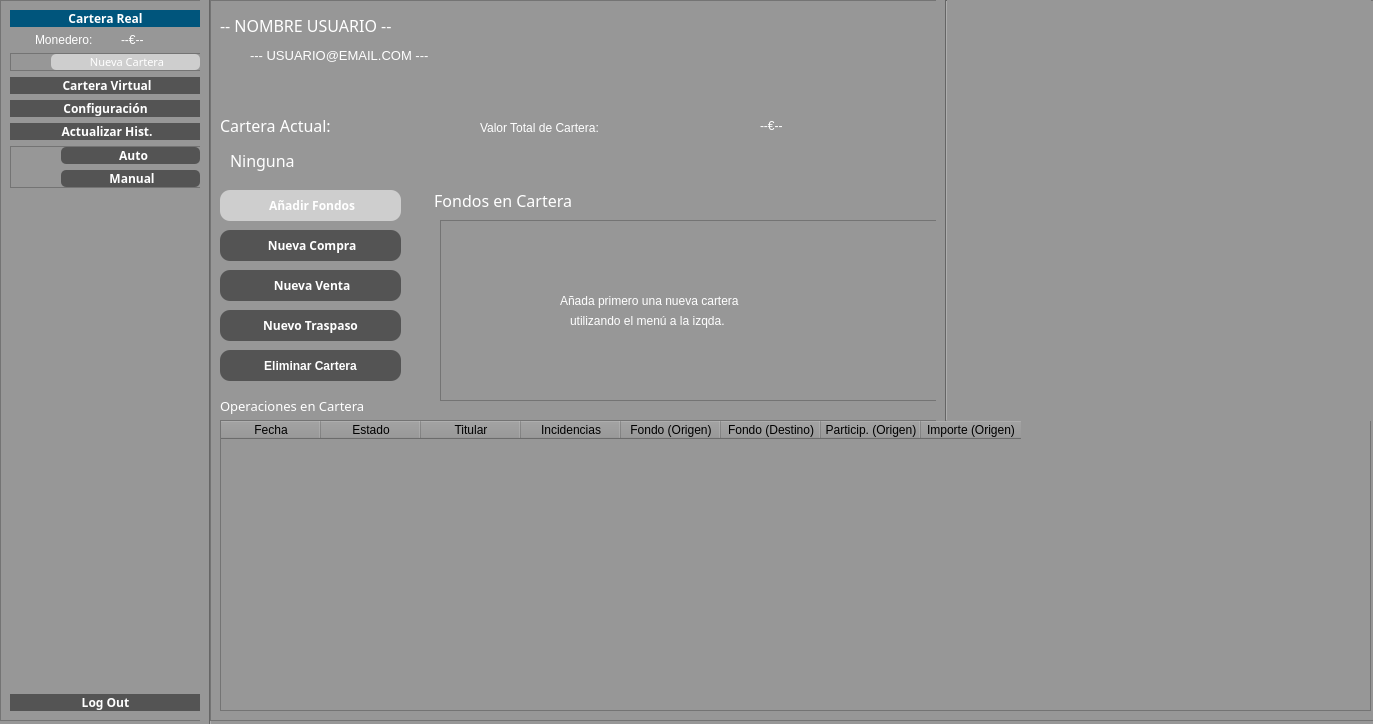
This is src/GUI/PrincipalUsuario.ui in jesusramondovale/IngenicaSTS as Qt 5 draws it before an edit. The edited form follows.
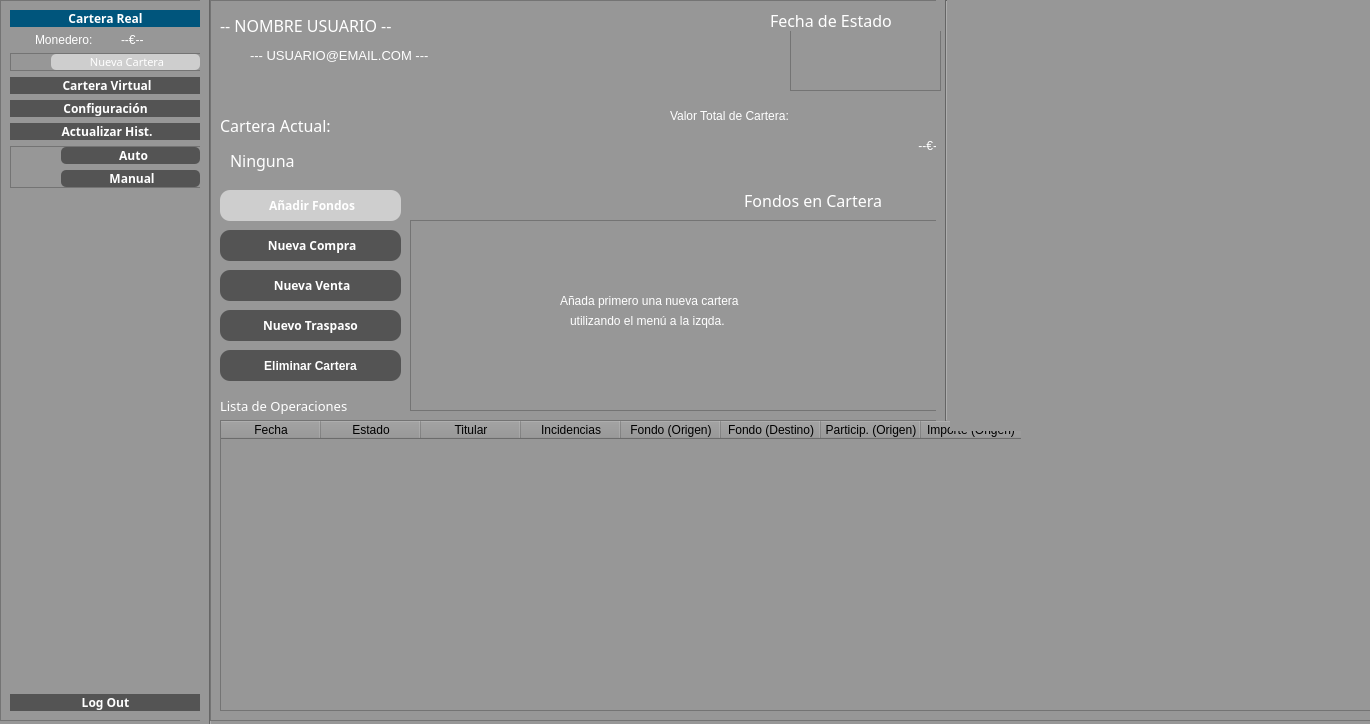
This is the edited form. Icons and pictures are not drawn.

Commit message: Añadido: Selección de Estado por Fecha

What changed in the file:
```diff
--- a/src/GUI/PrincipalUsuario.ui
+++ b/src/GUI/PrincipalUsuario.ui
@@ -6,7 +6,7 @@
    <rect>
     <x>0</x>
     <y>0</y>
-    <width>1373</width>
+    <width>1370</width>
     <height>724</height>
    </rect>
   </property>
@@ -1059,9 +1059,9 @@
     <widget class="QLabel" name="label_4">
      <property name="geometry">
       <rect>
-       <x>220</x>
+       <x>530</x>
        <y>190</y>
-       <width>201</width>
+       <width>191</width>
        <height>21</height>
       </rect>
      </property>
@@ -1085,7 +1085,7 @@
       <rect>
        <x>10</x>
        <y>390</y>
-       <width>201</width>
+       <width>181</width>
        <height>31</height>
       </rect>
      </property>
@@ -1102,7 +1102,7 @@
       <string notr="true">font: 25 10pt &quot;Yu Gothic UI Light&quot;;</string>
      </property>
      <property name="text">
-      <string>Operaciones en Cartera</string>
+      <string>Lista de Operaciones</string>
      </property>
     </widget>
     <widget class="QTableWidget" name="tableOperaciones">
@@ -1246,8 +1246,8 @@
       <rect>
        <x>740</x>
        <y>0</y>
-       <width>421</width>
-       <height>421</height>
+       <width>490</width>
+       <height>431</height>
       </rect>
      </property>
      <layout class="QHBoxLayout" name="layoutPieChart"/>
@@ -1274,10 +1274,10 @@
     <widget class="QListWidget" name="listFondosCartera">
      <property name="geometry">
       <rect>
-       <x>230</x>
+       <x>200</x>
        <y>220</y>
-       <width>501</width>
-       <height>181</height>
+       <width>531</width>
+       <height>191</height>
       </rect>
      </property>
     </widget>
@@ -1341,8 +1341,8 @@
     <widget class="QLabel" name="label_7">
      <property name="geometry">
       <rect>
-       <x>270</x>
-       <y>112</y>
+       <x>460</x>
+       <y>100</y>
        <width>261</width>
        <height>31</height>
       </rect>
@@ -1357,9 +1357,9 @@
     <widget class="QLabel" name="labelValorTotal">
      <property name="geometry">
       <rect>
-       <x>550</x>
-       <y>110</y>
-       <width>111</width>
+       <x>570</x>
+       <y>130</y>
+       <width>161</width>
        <height>31</height>
       </rect>
      </property>
@@ -1369,6 +1369,9 @@
      <property name="text">
       <string>--€--</string>
      </property>
+     <property name="alignment">
+      <set>Qt::AlignRight|Qt::AlignTrailing|Qt::AlignVCenter</set>
+     </property>
     </widget>
     <widget class="Line" name="line_4">
      <property name="geometry">
@@ -1383,6 +1386,53 @@
       <enum>Qt::Vertical</enum>
      </property>
     </widget>
+    <widget class="QFrame" name="frameFecha">
+     <property name="geometry">
+      <rect>
+       <x>580</x>
+       <y>20</y>
+       <width>151</width>
+       <height>71</height>
+      </rect>
+     </property>
+     <property name="font">
+      <font>
+       <family>Yu Gothic UI Light</family>
+       <weight>75</weight>
+       <bold>true</bold>
+      </font>
+     </property>
+     <property name="frameShape">
+      <enum>QFrame::StyledPanel</enum>
+     </property>
+     <property name="frameShadow">
+      <enum>QFrame::Raised</enum>
+     </property>
+    </widget>
+    <widget class="QLabel" name="label_8">
+     <property name="geometry">
+      <rect>
+       <x>560</x>
+       <y>10</y>
+       <width>171</width>
+       <height>21</height>
+      </rect>
+     </property>
+     <property name="font">
+      <font>
+       <family>Yu Gothic UI Light</family>
+       <pointsize>12</pointsize>
+       <weight>50</weight>
+       <bold>false</bold>
+      </font>
+     </property>
+     <property name="styleSheet">
+      <string notr="true"/>
+     </property>
+     <property name="text">
+      <string>Fecha de Estado</string>
+     </property>
+    </widget>
    </widget>
    <zorder>frameBarra</zorder>
    <zorder>line</zorder>
```
Left out of the diff: 2 changed lines with no effect on the pictures. The commit also changes 4 other files.
